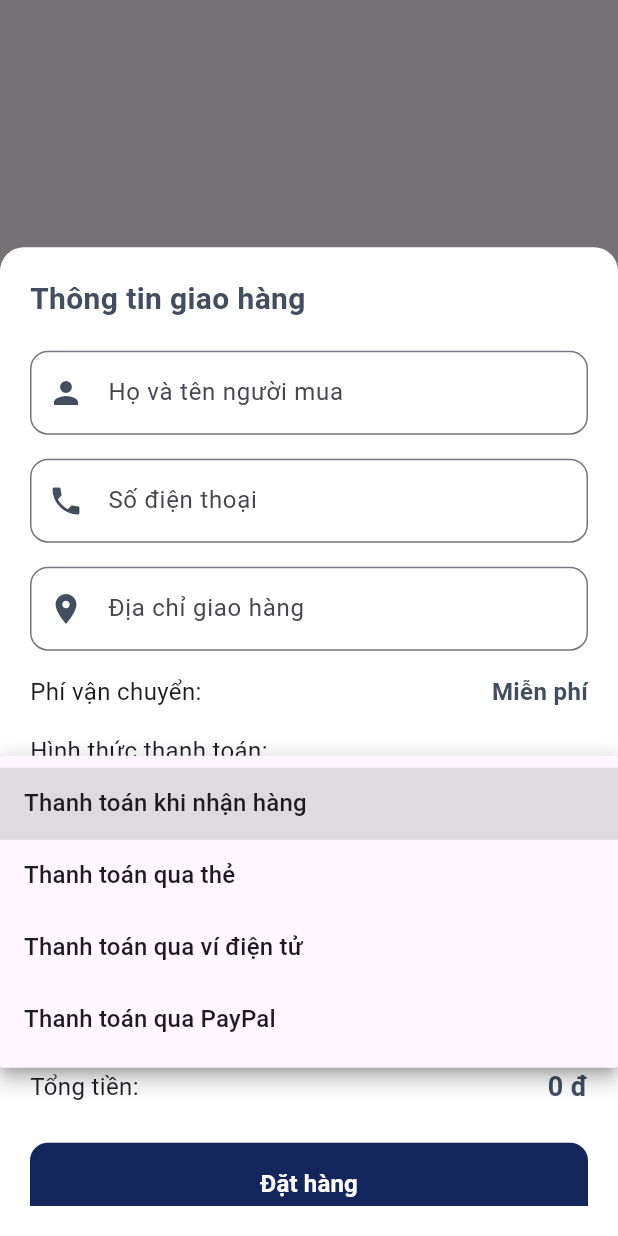
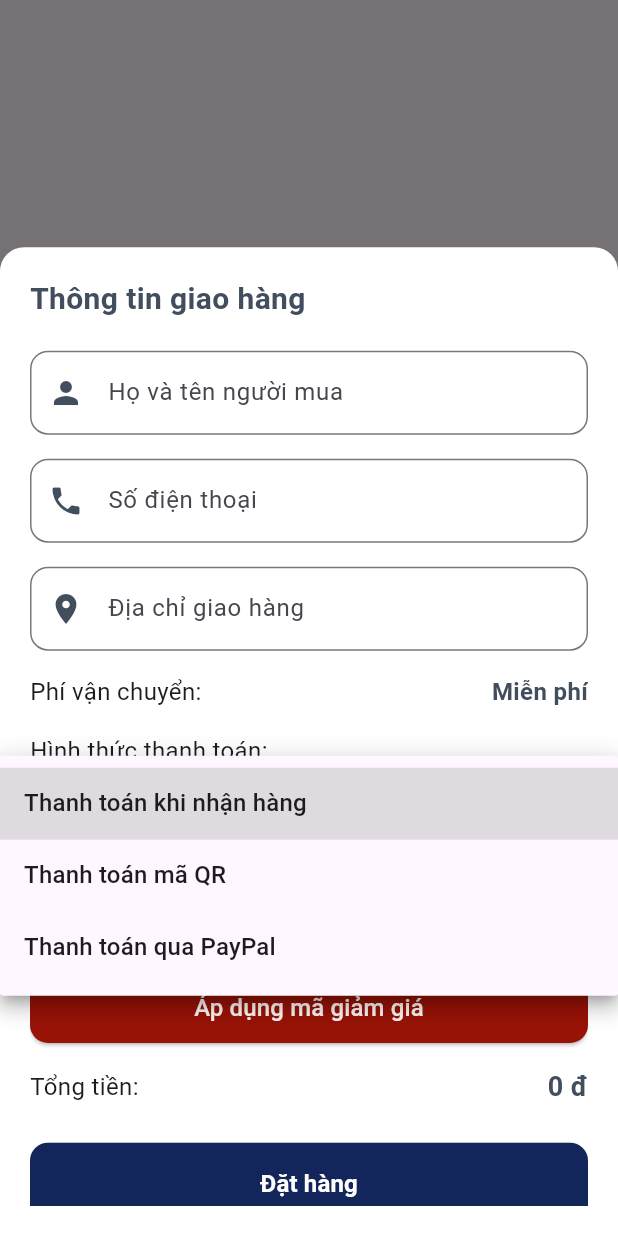
Before and after one commit to tamntm39/Sales_App, a Flutter app: what showCustomBottomSheet() shows on an empty page, opened directly, after a tap on "Thanh toán khi nhận hàng", on a phone screen of 412 x 824 dp. Run offline on Flutter 3.47's test engine with Material 3 defaults, Android fonts, the phone set to English and light mode, and no system bars; our stand-ins replace app_links, cached_network_image, carousel_slider, cloud_firestore, dio, firebase_auth and 11 more; missing offline and left inert: flutter_paypal_payment, image_card; accounts and stored records are empty; network calls fail.

Commit message:
nộp bài

```diff
--- a/lib/screens/auth-ui/sign-in-screen.dart
+++ b/lib/screens/auth-ui/sign-in-screen.dart
@@ -232,7 +232,7 @@ class _SigninScreenState extends State<SignInScreen> {
           onPressed: () async {
             // String email = userEmail.text.trim();
             // String password = userPassword.text.trim();
-            String email = "tao@gmail.com";
+            String email = "pbk250904@gmail.com";
             String password = "123456";
 
             if (email.isEmpty || password.isEmpty) {
--- a/lib/screens/user-panel/confirm_checkout.dart
+++ b/lib/screens/user-panel/confirm_checkout.dart
@@ -23,6 +23,9 @@ void showCustomBottomSheet(List<CartModel> cartList) {
   final TextEditingController addressController = TextEditingController();
   final NumberFormat _currencyFormat = NumberFormat('#,##0', 'vi_VN');
   double discount = 0.0;
+
+  // Thêm biến trạng thái để kiểm soát hiệu ứng tải QR
+  bool _isLoadingQr = false;
 
   Get.bottomSheet(
     StatefulBuilder(
@@ -98,8 +101,7 @@ void showCustomBottomSheet(List<CartModel> cartList) {
                   isExpanded: true,
                   items: <String>[
                     'Thanh toán khi nhận hàng',
-                    'Thanh toán qua thẻ',
-                    'Thanh toán qua ví điện tử',
+                    'Thanh toán mã QR', // Đã đổi tên
                     'Thanh toán qua PayPal'
                   ].map((String value) {
                     return DropdownMenuItem<String>(
@@ -110,16 +112,30 @@ void showCustomBottomSheet(List<CartModel> cartList) {
                   onChanged: (String? newValue) {
                     setState(() {
                       selectedPaymentMethod = newValue!;
+                      // Nếu chọn "Thanh toán mã QR", bắt đầu hiệu ứng tải
+                      if (newValue == 'Thanh toán mã QR') {
+                        _isLoadingQr = true;
+                        // Giả lập độ trễ 2 giây
+                        Future.delayed(const Duration(seconds: 2), () {
+                          if (context.mounted) { // Đảm bảo widget vẫn còn tồn tại trước khi gọi setState
+                            setState(() {
+                              _isLoadingQr = false;
+                            });
+                          }
+                        });
+                      } else {
+                        _isLoadingQr = false; // Reset nếu chọn phương thức khác
+                      }
                     });
                   },
                 ),
                 const SizedBox(height: 16),
-                if (selectedPaymentMethod == 'Thanh toán qua thẻ')
+                if (selectedPaymentMethod == 'Thanh toán mã QR')
                   Column(
                     crossAxisAlignment: CrossAxisAlignment.stretch,
                     children: [
                       const Text(
-                        'Thông tin thẻ',
+                        'Quét mã QR để thanh toán',
                         style: TextStyle(
                           fontSize: 16,
                           fontWeight: FontWeight.bold,
@@ -129,11 +145,7 @@ void showCustomBottomSheet(List<CartModel> cartList) {
                       Container(
                         height: 200,
                         decoration: BoxDecoration(
-                          gradient: LinearGradient(
-                            colors: [Colors.blue, Colors.blueAccent],
-                            begin: Alignment.topLeft,
-                            end: Alignment.bottomRight,
-                          ),
+                          color: Colors.white,
                           borderRadius: BorderRadius.circular(16),
                           boxShadow: [
                             BoxShadow(
@@ -144,56 +156,22 @@ void showCustomBottomSheet(List<CartModel> cartList) {
                           ],
                         ),
                         padding: const EdgeInsets.all(16),
-                        child: Column(
-                          crossAxisAlignment: CrossAxisAlignment.start,
-                          children: [
-                            Align(
-                              alignment: Alignment.topRight,
-                              child: Icon(Icons.credit_card,
-                                  color: Colors.white, size: 40),
-                            ),
-                            const SizedBox(height: 20),
-                            Container(
-                              width: 40,
-                              height: 30,
-                              decoration: BoxDecoration(
-                                color: Colors.grey[300],
-                                borderRadius: BorderRadius.circular(4),
-                              ),
-                            ),
-                            const SizedBox(height: 20),
-                            const Text(
-                              '**** **** **** 1234',
-                              style: TextStyle(
-                                fontSize: 24,
-                                fontWeight: FontWeight.bold,
-                                color: Colors.white,
-                                letterSpacing: 2.0,
-                              ),
-                            ),
-                            const Spacer(),
-                            Row(
-                              mainAxisAlignment: MainAxisAlignment.spaceBetween,
-                              children: [
-                                const Text(
-                                  'NGUYEN VAN A',
-                                  style: TextStyle(
-                                    fontSize: 16,
-                                    color: Colors.white,
-                                    fontWeight: FontWeight.w500,
+                        child: AnimatedSwitcher( // Sử dụng AnimatedSwitcher để chuyển đổi mượt mà
+                          duration: const Duration(milliseconds: 500),
+                          child: _isLoadingQr
+                              ? Center(
+                                  key: const ValueKey('loading'), // Key cho AnimatedSwitcher
+                                  child: CircularProgressIndicator(
+                                    color: AppConstant.appMainColor,
+                                  ),
+                                )
+                              : Center(
+                                  key: const ValueKey('qr_code'), // Key cho AnimatedSwitcher
+                                  child: Image.network(
+                                    'https://api.qrserver.com/v1/create-qr-code/?size=150x150&data=randomstringforqr', // Một URL tạo QR code ngẫu nhiên
+                                    fit: BoxFit.contain,
                                   ),
                                 ),
-                                const Text(
-                                  '12/26',
-                                  style: TextStyle(
-                                    fontSize: 16,
-                                    color: Colors.white,
-                                    fontWeight: FontWeight.w500,
-                                  ),
-                                ),
-                              ],
-                            ),
-                          ],
                         ),
                       ),
                       const SizedBox(height: 16),
@@ -361,12 +339,14 @@ void showCustomBottomSheet(List<CartModel> cartList) {
                                 onSuccess: (Map params) async {
                                   try {
                                     // Step 3: Capture Order API Call
-                                    final captureOrderResponse = await http.post(
-                                        Uri.parse(
-                                            '$BASE_URL/api/Order/CaptureOrder?orderId=$orderId'),
-                                        headers: {
-                                          'Content-Type': 'application/json'
-                                        });
+                                    final captureOrderResponse =
+                                        await http.post(
+                                            Uri.parse(
+                                                '$BASE_URL/api/Order/CaptureOrder?orderId=$orderId'),
+                                            headers: {
+                                              'Content-Type':
+                                                  'application/json'
+                                            });
 
                                     if (captureOrderResponse.statusCode ==
                                         200) {
@@ -378,7 +358,7 @@ void showCustomBottomSheet(List<CartModel> cartList) {
                                         backgroundColor: Colors.green,
                                         colorText: Colors.white,
                                       );
-                                      //  Navigator.pop(context);
+                                      // Navigator.pop(context);
                                       await prefs.remove('cart');
 
                                       // Điều hướng về MainScreen
```
Also changed, not shown: pubspec.lock, 125 other files.
